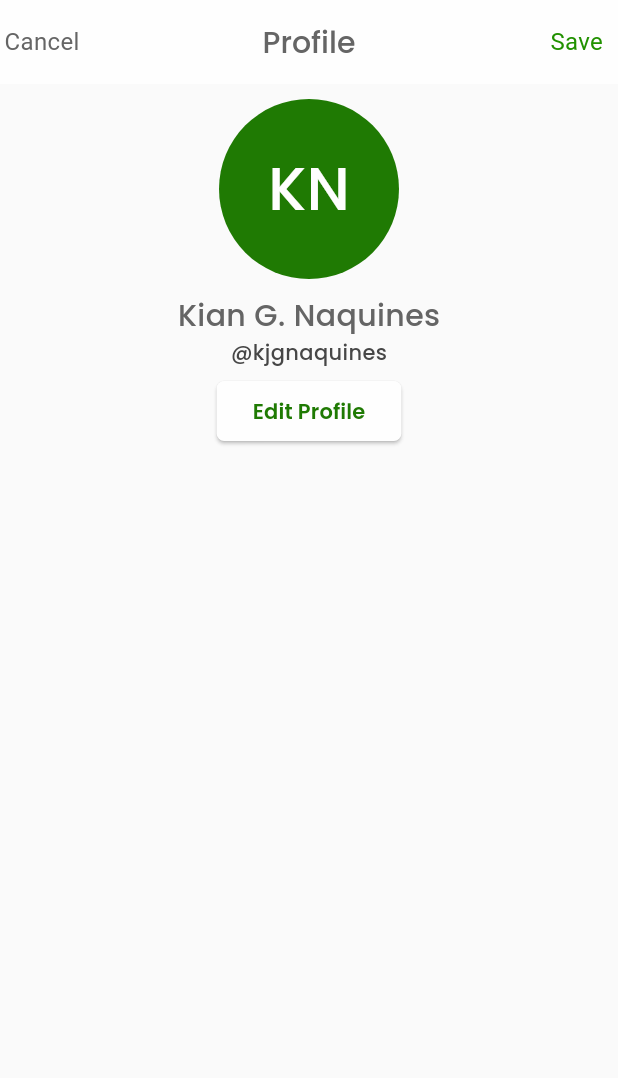
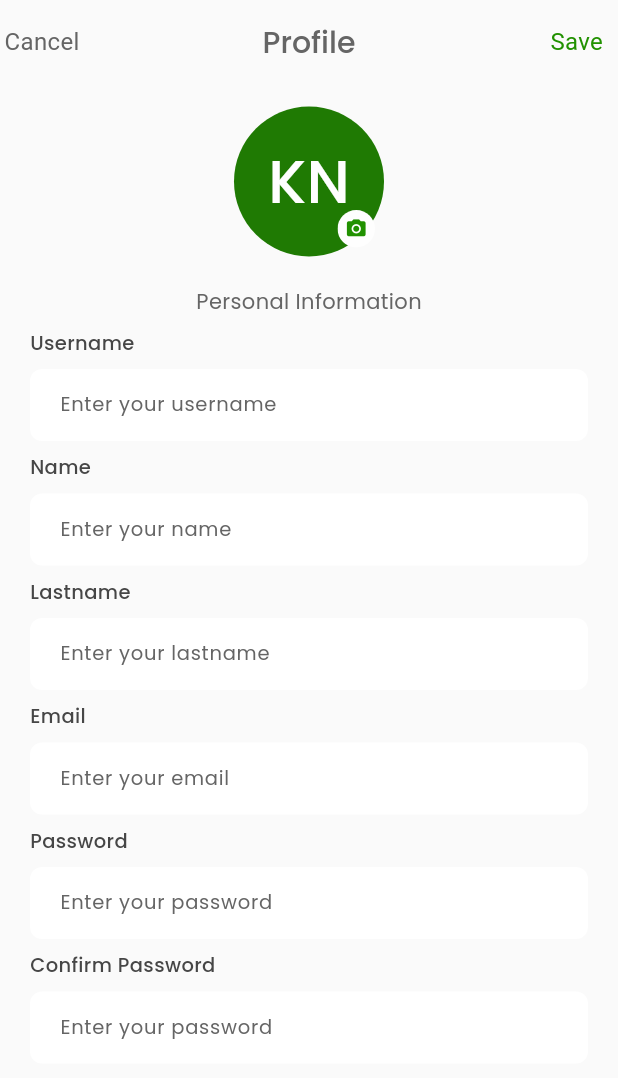
Before and after one commit to kiannaquines/cowdprobeapp, a Flutter app: the EditProfilePage screen opened directly, on a phone screen of 412 x 824 dp. Shown: the top 1078 px of the screen. Run offline on Flutter 3.47's test engine with Material 3 defaults, Android fonts, the phone set to English and light mode, and no system bars; our stand-ins replace google_fonts, iconsax, latlong2; missing offline and left inert: icons_flutter; network calls fail.

Commit message:
added new input widget
Signed-off-by: kiannaquines <kjgnaquines@gmail.com>

```diff
--- a/lib/pages/edit_profile_page.dart
+++ b/lib/pages/edit_profile_page.dart
@@ -1,9 +1,45 @@
 import 'package:flutter/material.dart';
 import 'package:crowdapp/utils/colors.dart';
 import 'package:google_fonts/google_fonts.dart';
+import 'package:crowdapp/widgets/input_widget.dart';
 
-class EditProfilePage extends StatelessWidget {
+class EditProfilePage extends StatefulWidget {
   const EditProfilePage({super.key});
+
+  @override
+  State<EditProfilePage> createState() => _EditProfilePageState();
+}
+
+class _EditProfilePageState extends State<EditProfilePage> {
+
+  late TextEditingController _emailController;
+  late TextEditingController _usernameController;
+  late TextEditingController _passwordController;
+  late TextEditingController _confirmPasswordController;
+  late TextEditingController _nameController;
+  late TextEditingController _lastnameController;
+
+  @override
+  void initState() {
+    super.initState();
+    _usernameController = TextEditingController();
+    _emailController = TextEditingController();
+    _passwordController = TextEditingController();
+    _confirmPasswordController = TextEditingController();
+    _nameController = TextEditingController();
+    _lastnameController = TextEditingController();
+  }
+
+  @override
+  void dispose() {
+    _usernameController.dispose();
+    _emailController.dispose();
+    _passwordController.dispose();
+    _confirmPasswordController.dispose();
+    _nameController.dispose();
+    _lastnameController.dispose();
+    super.dispose();
+  }
 
   @override
   Widget build(BuildContext context) {
@@ -21,8 +57,7 @@ class EditProfilePage extends StatelessWidget {
         leading: Center(
           child: GestureDetector(
             onTap: () {
-              Navigator.of(context)
-                  .pop();
+              Navigator.of(context).pop();
             },
             child: const Text(
               'Cancel',
@@ -34,6 +69,7 @@ class EditProfilePage extends StatelessWidget {
           ),
         ),
         centerTitle: true,
+        forceMaterialTransparency: true,
         actions: const [
           Text(
             'Save',
@@ -47,7 +83,8 @@ class EditProfilePage extends StatelessWidget {
           )
         ],
       ),
-      body: SizedBox(
+      body: SingleChildScrollView(
+        child: SizedBox(
           width: MediaQuery.of(context).size.width,
           child: Expanded(
             flex: 3,
@@ -56,10 +93,12 @@ class EditProfilePage extends StatelessWidget {
               crossAxisAlignment: CrossAxisAlignment.center,
               children: [
                 const SizedBox(
-                height: 10,
+                  height: 15,
                 ),
+                Stack(
+                  children: [
                     CircleAvatar(
-                radius: 60,
+                      radius: 50,
                       backgroundColor: AppColors.pallete800,
                       child: Text(
                         'KN',
@@ -71,58 +110,74 @@ class EditProfilePage extends StatelessWidget {
                         ),
                       ),
                     ),
-              const SizedBox(
-                height: 10.0,
+                    Positioned(
+                      bottom: 6,
+                      right: 6,
+                      child: ClipRRect(
+                        borderRadius: const BorderRadius.all(
+                          Radius.circular(20),
                         ),
-              Text(
-                'Kian G. Naquines',
-                style: GoogleFonts.getFont(
-                  'Poppins',
-                  fontSize: 20.0,
-                  fontWeight: FontWeight.w500,
-                  color: AppColors.grey600,
+                        child: Container(
+                          color: AppColors.backgroundColor,
+                          child: const Padding(
+                            padding: EdgeInsets.all(5.0),
+                            child: Icon(
+                              Icons.camera_alt,
+                              color: AppColors.pallete700,
+                              size: 15.0,
                             ),
                           ),
-              Text(
-                '@kjgnaquines',
-                style: GoogleFonts.getFont(
-                  'Poppins',
-                  fontSize: 14.0,
-                  fontWeight: FontWeight.w500,
-                  color: AppColors.grey800,
-                ),
-              ),
-              const SizedBox(
-                height: 5.0,
-              ),
-              ElevatedButton(
-                onPressed: () {
-                  Navigator.push(
-                    context,
-                    MaterialPageRoute(
-                      builder: (context) => const EditProfilePage(),
-                    ),
-                  );
-                },
-                style: ElevatedButton.styleFrom(
-                  backgroundColor: AppColors.backgroundColor,
-                  overlayColor: AppColors.pallete100,
-                  shape: RoundedRectangleBorder(
-                    borderRadius: BorderRadius.circular(
-                      5,
-                    ),
-                  ),
-                ),
-                child: Text(
-                  'Edit Profile',
-                  style: GoogleFonts.getFont(
-                    'Poppins',
-                    color: AppColors.pallete800,
-                    fontWeight: FontWeight.w600,
                         ),
                       ),
                     ),
                   ],
+                ),
+                const SizedBox(height: 20),
+                Text(
+                  'Personal Information',
+                  style: GoogleFonts.getFont(
+                    'Poppins',
+                    color: AppColors.grey600,
+                  ),
+                ),
+                InputWidget(
+                  labelName: 'Username',
+                  hintText: 'Enter your username',
+                  obscureTextType: false,
+                  controller: _usernameController,
+                ),
+                InputWidget(
+                  labelName: 'Name',
+                  hintText: 'Enter your name',
+                  obscureTextType: false,
+                  controller: _nameController,
+                ),
+                InputWidget(
+                  labelName: 'Lastname',
+                  hintText: 'Enter your lastname',
+                  obscureTextType: false,
+                  controller: _lastnameController,
+                ),
+                InputWidget(
+                  labelName: 'Email',
+                  hintText: 'Enter your email',
+                  obscureTextType: false,
+                  controller: _emailController,
+                ),
+                InputWidget(
+                  labelName: 'Password',
+                  hintText: 'Enter your password',
+                  obscureTextType: true,
+                  controller: _passwordController,
+                ),
+                InputWidget(
+                  labelName: 'Confirm Password',
+                  hintText: 'Enter your password',
+                  obscureTextType: true,
+                  controller: _confirmPasswordController,
+                ),
+              ],
+            ),
           ),
         ),
       ),
--- a/lib/pages/profile_page.dart
+++ b/lib/pages/profile_page.dart
@@ -75,7 +75,7 @@ class _ProfilePageState extends State<ProfilePage> {
                         height: 10,
                       ),
                       CircleAvatar(
-                        radius: 60,
+                        radius: 50,
                         backgroundColor: AppColors.pallete800,
                         child: Text(
                           'KN',
@@ -189,7 +189,7 @@ class _ProfilePageState extends State<ProfilePage> {
                                         child: ListTile(
                                           splashColor: AppColors.pallete100,
                                           leading: const Icon(
-                                            Feather.book,
+                                            Feather.archive,
                                             color: AppColors.pallete700,
                                             size: 20.0,
                                           ),
--- /dev/null
+++ b/lib/widgets/input_widget.dart
@@ -0,0 +1,74 @@
+import 'package:crowdapp/utils/colors.dart';
+import 'package:flutter/material.dart';
+import 'package:google_fonts/google_fonts.dart';
+
+class InputWidget extends StatelessWidget {
+  final String hintText;
+  final bool obscureTextType;
+  final String labelName;
+  final TextEditingController controller;
+
+  const InputWidget({
+    super.key,
+    required this.hintText,
+    required this.obscureTextType,
+    required this.labelName,
+    required this.controller,
+  });
+
+  @override
+  Widget build(BuildContext context) {
+    return Padding(
+      padding: const EdgeInsets.symmetric(horizontal: 20),
+      child: Column(
+        crossAxisAlignment: CrossAxisAlignment.start,
+        children: [
+          const SizedBox(height: 8),
+          Text(
+            labelName,
+            style: GoogleFonts.getFont(
+              'Poppins',
+              color: AppColors.grey800,
+              fontSize: 13,
+              fontWeight: FontWeight.w500,
+            ),
+          ),
+          const SizedBox(height: 8),
+          TextField(
+            controller: controller,
+            obscureText: obscureTextType,
+            style: GoogleFonts.getFont('Poppins',
+                color: AppColors.grey600, fontSize: 13),
+            cursorColor: AppColors.pallete900,
+            decoration: InputDecoration(
+              filled: true,
+              fillColor: Colors.white,
+              hintText: hintText,
+              hintStyle: GoogleFonts.getFont(
+                'Poppins',
+                color: AppColors.grey600,
+                fontSize: 13,
+              ),
+              contentPadding: const EdgeInsets.symmetric(
+                horizontal: 16,
+                vertical: 14,
+              ),
+              border: OutlineInputBorder(
+                borderRadius: BorderRadius.circular(8),
+                borderSide: BorderSide.none,
+              ),
+              enabledBorder: OutlineInputBorder(
+                borderRadius: BorderRadius.circular(8),
+                borderSide: BorderSide.none,
+              ),
+              focusedBorder: OutlineInputBorder(
+                borderRadius: BorderRadius.circular(8),
+                borderSide: BorderSide.none,
+              ),
+            ),
+          ),
+        ],
+      ),
+    );
+  }
+}
```
Lines whose indentation alone changed are shown as unchanged.
